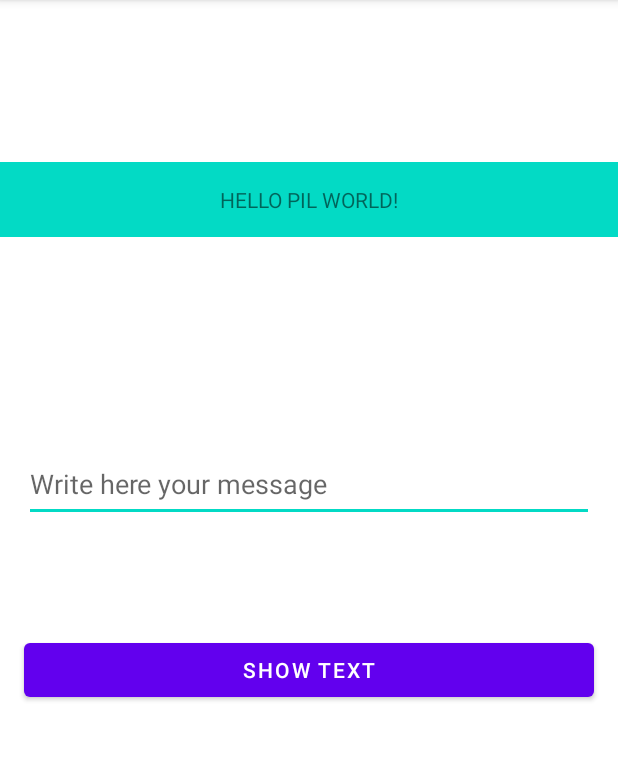
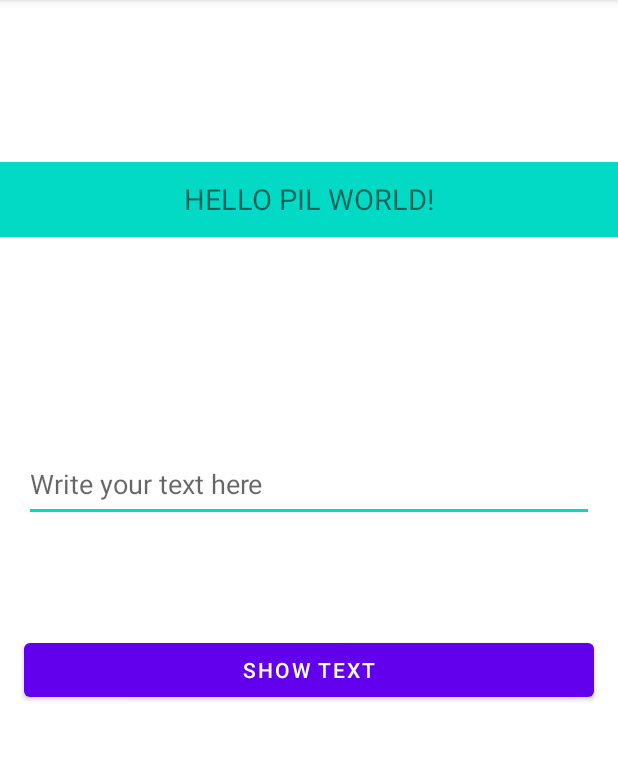
Before and after one commit to PazMC/TP2HelloWorld, an Android app: the screen it shows after launch (MainActivity), on a phone screen of 412 x 824 dp, the part 84-845 px from its top. Run offline under Robolectric (Android 15) with nearby library versions, the phone set to English and light mode, and no system bars.

Commit message:
add linking code to dimens.xml and strings.xml

```diff
--- a/Android Studio 2023/TP2HelloWorld/app/src/main/res/layout/activity_main.xml
+++ b/Android Studio 2023/TP2HelloWorld/app/src/main/res/layout/activity_main.xml
@@ -8,11 +8,12 @@
 
     <TextView
         android:id="@+id/textViewLogo"
-        android:layout_width="0dp"
-        android:layout_height="50dp"
-        android:text="HELLO PIL WORLD!"
+        android:layout_width="@dimen/text_view_layout_width"
+        android:layout_height="@dimen/text_view_layout_height"
+        android:text="@string/text_view_title"
+        android:textSize="@dimen/text_dimension"
         android:textAlignment="center"
-        android:paddingVertical="15dp"
+        android:paddingVertical="@dimen/text_view_vertical_padding"
         android:background="@color/teal_200"
         app:layout_constraintHorizontal_bias="0.5"
         app:layout_constraintVertical_bias="0.15"
@@ -23,11 +24,11 @@
 
     <EditText
         android:id="@+id/etUser"
-        android:layout_width="0dp"
-        android:layout_marginStart="16dp"
-        android:layout_marginEnd="16dp"
-        android:layout_height="50dp"
-        android:hint="Write here your message"
+        android:layout_width="@dimen/edit_text_layout_width"
+        android:layout_marginStart="@dimen/activity_vertical_margin"
+        android:layout_marginEnd="@dimen/activity_vertical_margin"
+        android:layout_height="@dimen/edit_text_layout_height"
+        android:hint="@string/edit_text_hint"
         app:layout_constraintVertical_bias="0.25"
         app:layout_constraintEnd_toEndOf="parent"
         app:layout_constraintStart_toStartOf="parent"
@@ -36,11 +37,11 @@
 
     <Button
         android:id="@+id/toastButton"
-        android:layout_width="0dp"
-        android:layout_marginStart="16dp"
-        android:layout_marginEnd="16dp"
+        android:layout_width="@dimen/button_layout_width"
+        android:layout_marginStart="@dimen/activity_vertical_margin"
+        android:layout_marginEnd="@dimen/activity_vertical_margin"
         android:layout_height="wrap_content"
-        android:text="Show text"
+        android:text="@string/button_name"
         app:layout_constraintVertical_bias="0.2"
         app:layout_constraintTop_toBottomOf="@+id/etUser"
         app:layout_constraintBottom_toBottomOf="parent"
```
